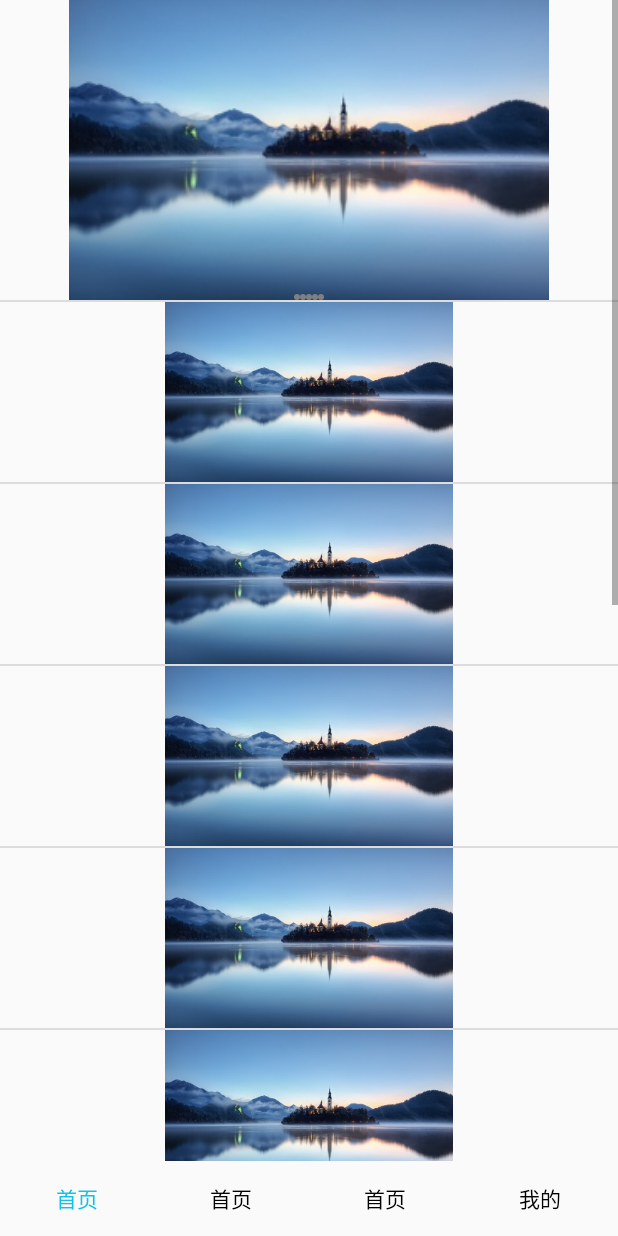
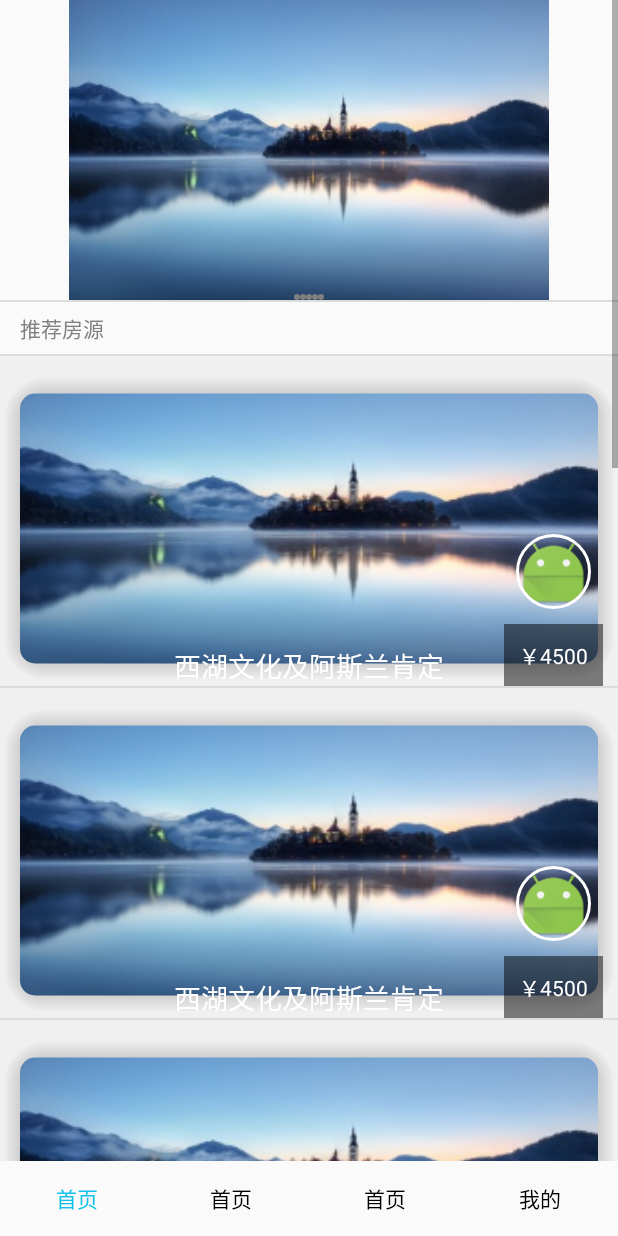
Before and after one commit to chen22207/MiYouApp, an Android app: the fragment HomePageFragment placed in its activity, on a phone screen of 412 x 824 dp. Run offline under Robolectric (Android 15) with nearby library versions, the phone set to English and light mode, and no system bars; our stand-ins replace ButterKnife, CircleImageView; libraries missing offline, so code that uses them is left out: com.jakewharton.rxbinding; 1 statement that could not run was skipped.

Commit message:
首页。

```diff
--- a/app/src/main/java/com/firstblood/miyo/fragment/HomePageFragment.java
+++ b/app/src/main/java/com/firstblood/miyo/fragment/HomePageFragment.java
@@ -11,7 +11,9 @@ import android.widget.BaseAdapter;
 import android.widget.ImageView;
 import android.widget.LinearLayout;
 import android.widget.ListView;
+import android.widget.TextView;
 
+import com.cs.widget.imageview.MaterialImageView;
 import com.firstblood.miyou.R;
 
 import java.util.ArrayList;
@@ -19,6 +21,7 @@ import java.util.List;
 
 import butterknife.ButterKnife;
 import butterknife.InjectView;
+import de.hdodenhof.circleimageview.CircleImageView;
 
 /**
  *
@@ -132,10 +135,39 @@ public class HomePageFragment extends Fragment {
 
         @Override
         public View getView(int position, View convertView, ViewGroup parent) {
-            ImageView iv = new ImageView(getActivity());
-            iv.setImageResource(R.drawable.f1);
-            return iv;
+	        if (getItemViewType(position) == 0) {
+		        TextView tv = new TextView(getActivity());
+		        tv.setText("推荐房源");
+		        tv.setPadding(20, 10, 10, 10);
+		        tv.setTextColor(getActivity().getResources().getColor(R.color.gray));
+		        return tv;
+	        } else {
+		        Holder holder = null;
+		        if (convertView == null) {
+			        convertView = LayoutInflater.from(getActivity()).inflate(R.layout.listitem_home_page, null);
+			        holder = new Holder();
+			        holder.bgIv = (MaterialImageView) convertView.findViewById(R.id.list_item_home_page_bg_civ);
+			        holder.headPortraitIv = (CircleImageView) convertView.findViewById(R.id.list_item_home_page_head_portrait_iv);
+			        holder.priceTv = (TextView) convertView.findViewById(R.id.list_item_home_page_price_tv);
+			        holder.titleTv = (TextView) convertView.findViewById(R.id.list_item_home_page_house_title_tv);
+			        convertView.setTag(holder);
+		        } else {
+			        holder = (Holder) convertView.getTag();
+		        }
+		        holder.bgIv.setImageResource(R.drawable.f1);
+		        holder.titleTv.setText("西湖文化及阿斯兰肯定句疯啦");
+		        holder.priceTv.setText("￥" + "4500");
+		        holder.headPortraitIv.setImageResource(R.drawable.ic_head_image);
+		        return convertView;
+	        }
         }
+
+	    class Holder {
+		    MaterialImageView bgIv;
+		    TextView titleTv;
+		    TextView priceTv;
+		    CircleImageView headPortraitIv;
+	    }
     }
 
     private class MyPagerAdapter extends PagerAdapter {
--- a/app/src/main/res/layout/activity_main.xml
+++ b/app/src/main/res/layout/activity_main.xml
@@ -3,7 +3,7 @@
 	xmlns:tools="http://schemas.android.com/tools"
 	android:layout_width="match_parent"
 	android:layout_height="match_parent"
-                tools:context="com.firstblood.miyo.activity.MainActivity">
+	tools:context="com.firstblood.miyo.activity.MainActivity">
 
     <FrameLayout
         android:id="@+id/main_fl"
--- /dev/null
+++ b/app/src/main/res/layout/listitem_home_page.xml
@@ -0,0 +1,63 @@
+<?xml version="1.0" encoding="utf-8"?>
+<RelativeLayout xmlns:android="http://schemas.android.com/apk/res/android"
+	android:layout_width="match_parent"
+	android:layout_height="match_parent"
+	xmlns:tools="http://schemas.android.com/tools"
+	xmlns:cs="http://schemas.android.com/apk/res-auto"
+	android:background="@color/background">
+
+	<com.cs.widget.imageview.MaterialImageView
+		android:id="@+id/list_item_home_page_bg_civ"
+		android:layout_width="match_parent"
+		android:layout_height="220dp"
+		android:scaleType="fitXY"
+		tools:src="@drawable/f1"
+		cs:use_white_bg="false"
+		cs:shadow_size="15"
+		cs:radius_size="15" />
+
+	<TextView
+		android:id="@+id/list_item_home_page_house_title_tv"
+		android:layout_width="wrap_content"
+		android:layout_height="wrap_content"
+		android:layout_centerHorizontal="true"
+		android:textColor="@color/white"
+		android:textSize="@dimen/large_text_size"
+		android:layout_alignParentBottom="true"
+		android:layout_marginBottom="@dimen/large_space"
+		android:maxLength="10"
+		android:ellipsize="end"
+		tools:text="西湖文化广场地铁旁，豪华精装修"
+		tools:textColor="@color/black" />
+
+	<LinearLayout
+		android:layout_width="wrap_content"
+		android:layout_height="wrap_content"
+		android:orientation="vertical"
+		android:layout_alignParentRight="true"
+		android:layout_alignParentBottom="true"
+		android:layout_marginBottom="@dimen/large_space"
+		android:gravity="center_horizontal"
+		android:layout_marginRight="@dimen/middle_space">
+
+		<de.hdodenhof.circleimageview.CircleImageView
+			android:id="@+id/list_item_home_page_head_portrait_iv"
+			android:layout_width="50dp"
+			android:layout_height="50dp"
+			android:src="@drawable/ic_head_image"
+			cs:civ_border_width="2dp"
+			cs:civ_border_color="@color/white" />
+
+		<TextView
+			android:id="@+id/list_item_home_page_price_tv"
+			android:layout_width="wrap_content"
+			android:layout_height="wrap_content"
+			android:background="@color/transparent_50_black"
+			android:textColor="@color/white"
+			tools:text="￥3600"
+			android:padding="@dimen/middle_space"
+			android:layout_marginTop="@dimen/middle_space" />
+
+	</LinearLayout>
+
+</RelativeLayout>
--- a/app/src/main/res/values-w820dp/dimens.xml
+++ b/app/src/main/res/values-w820dp/dimens.xml
@@ -1,6 +1,6 @@
 <resources>
-    <!-- Example customization of dimensions originally defined in res/values/dimens.xml
-         (such as screen margins) for screens with more than 820dp of available width. This
-         would include 7" and 10" devices in landscape (~960dp and ~1280dp respectively). -->
+	<!-- Example customization of dimensions originally defined in res/values/dimen.xml
+		 (such as screen margins) for screens with more than 820dp of available width. This
+		 would include 7" and 10" devices in landscape (~960dp and ~1280dp respectively). -->
     <dimen name="activity_horizontal_margin">64dp</dimen>
 </resources>
--- a/app/src/main/res/values/colors.xml
+++ b/app/src/main/res/values/colors.xml
@@ -3,6 +3,9 @@
 	<color name="colorPrimary">#12C1E8</color>
 	<color name="colorPrimaryDark">#12C1E8</color>
 	<color name="colorAccent">#FF4081</color>
+	<color name="background">#f0f0f0</color>
+
+	<color name="transparent_50_black">#7f000000</color>
 
     <color name="pink">#ffc0cb</color>
     <!--粉红色 -->
```
Also changed, not shown: app/src/main/res/drawable-xhdpi/ic_head_image.png (added).
